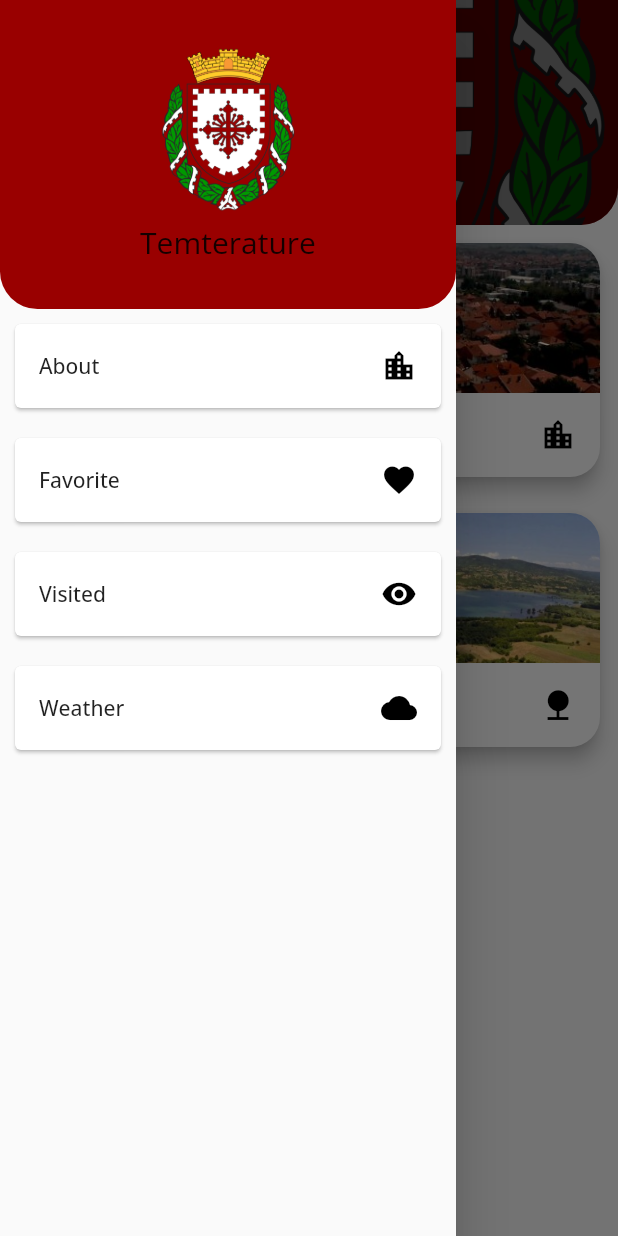
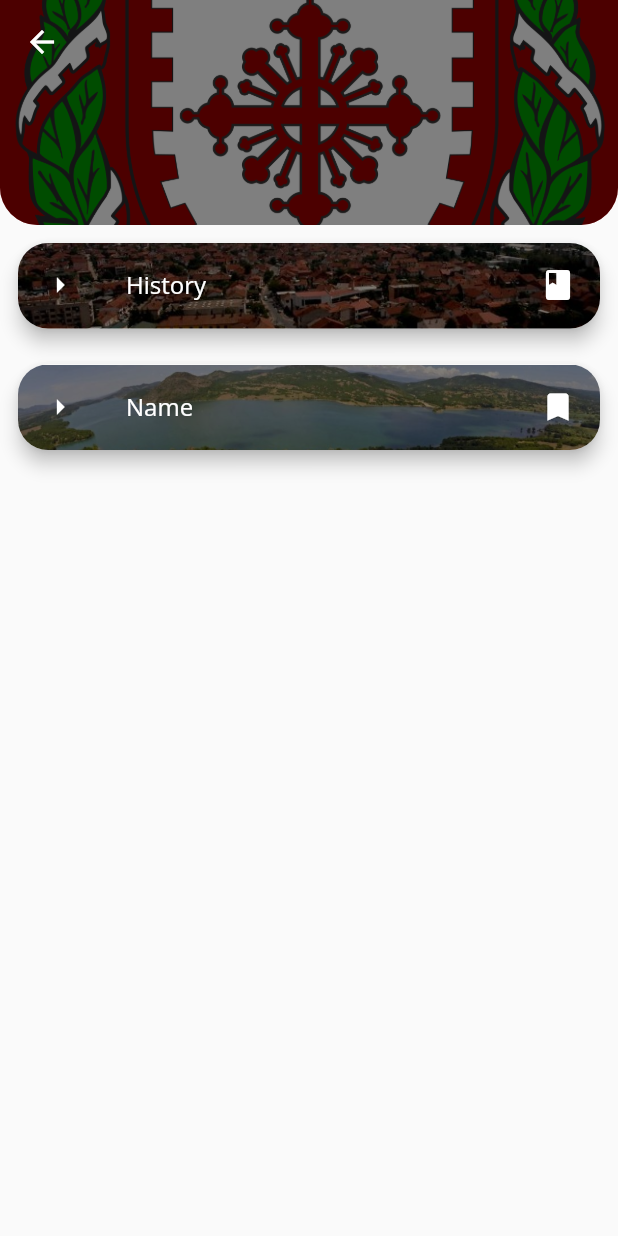
Before and after one commit to Kircoo/RadovisTour, a Flutter app: the screen it shows after launch, after a tap on the "menu" icon, after a tap on "What to visit", on a phone screen of 412 x 824 dp. Run offline on Flutter 3.47's test engine with Material 2 defaults, Android fonts, the light colour scheme and no system bars; our stand-ins replace google_fonts.

Commit message:
about section

```diff
--- /dev/null
+++ b/lib/data/about_list.dart
@@ -0,0 +1,19 @@
+import 'package:flutter/material.dart';
+import 'package:radovis_tour/models/about_model.dart';
+
+final List<About> aboutList = [
+  About(
+    id: 'a1',
+    name: 'History',
+    desc: 'This is a test history',
+    image: 'assets/images/categories/panorama.jpg',
+    icon: Icons.book,
+  ),
+  About(
+    id: 'a2',
+    name: 'Name',
+    desc: 'This is a test name',
+    image: 'assets/images/categories/lake.jpg',
+    icon: Icons.bookmark,
+  ),
+];
--- a/lib/helpers/drawer_widget.dart
+++ b/lib/helpers/drawer_widget.dart
@@ -1,4 +1,5 @@
 import 'package:flutter/material.dart';
+import 'package:radovis_tour/widgets/about/about_screen.dart';
 
 class AppDrawer extends StatefulWidget {
   @override
@@ -12,6 +13,15 @@ class _AppDrawerState extends State<AppDrawer> {
       child: GestureDetector(
         onTap: function,
         child: Card(
+          elevation: 5,
+          shape: RoundedRectangleBorder(
+            side: BorderSide(
+              color: Theme.of(context).primaryColor.withOpacity(0.2),
+            ),
+            borderRadius: BorderRadius.all(
+              Radius.circular(20),
+            ),
+          ),
           child: ListTile(
             title: Text(name),
             trailing: Icon(
@@ -67,7 +77,9 @@ class _AppDrawerState extends State<AppDrawer> {
                   children: [
                     _cardBuilder(
                       'About',
-                      () {},
+                      () {
+                        Navigator.of(context).pushNamed(AboutScreen.routeName);
+                      },
                       Icons.location_city,
                     ),
                     _cardBuilder(
--- a/lib/main.dart
+++ b/lib/main.dart
@@ -1,5 +1,7 @@
 import 'package:flutter/material.dart';
 import 'package:google_fonts/google_fonts.dart';
+import 'package:radovis_tour/widgets/about/about_screen.dart';
+import 'package:radovis_tour/widgets/aboutitems/aboutitem_screen.dart';
 import 'package:radovis_tour/widgets/categories/categories_screen.dart';
 import 'package:radovis_tour/helpers/custom_page_route.dart';
 import 'package:radovis_tour/widgets/subcategories/subcategories_screen.dart';
@@ -32,6 +34,8 @@ class MyApp extends StatelessWidget {
         CategoriesScreen.routeName: (ctx) => CategoriesScreen(),
         SubCategoriesScreen.routeName: (ctx) => SubCategoriesScreen(),
         SubItemScreen.routeName: (ctx) => SubItemScreen(),
+        AboutScreen.routeName: (ctx) => AboutScreen(),
+        AboutItemScreen.routeName: (ctx) => AboutItemScreen(),
       },
     );
   }
--- /dev/null
+++ b/lib/widgets/about/about_bar.dart
@@ -0,0 +1,40 @@
+import 'package:flutter/material.dart';
+
+class AboutBar extends StatefulWidget {
+  @override
+  _AboutBarState createState() => _AboutBarState();
+}
+
+class _AboutBarState extends State<AboutBar> {
+  @override
+  Widget build(BuildContext context) {
+    return SliverAppBar(
+      backgroundColor: Colors.transparent,
+      pinned: true,
+      flexibleSpace: Stack(
+        children: [
+          Container(
+            decoration: BoxDecoration(
+              color: Theme.of(context).primaryColor,
+              borderRadius: BorderRadius.only(
+                bottomRight: Radius.circular(25),
+                bottomLeft: Radius.circular(25),
+              ),
+              image: DecorationImage(
+                image: AssetImage(
+                  'assets/images/radovislogo.png',
+                ),
+                colorFilter: ColorFilter.mode(
+                  Colors.black.withOpacity(0.5),
+                  BlendMode.darken,
+                ),
+                fit: BoxFit.cover,
+              ),
+            ),
+          ),
+        ],
+      ),
+      expandedHeight: 150,
+    );
+  }
+}
--- /dev/null
+++ b/lib/widgets/about/about_body.dart
@@ -0,0 +1,84 @@
+import 'package:flutter/material.dart';
+import 'package:radovis_tour/data/about_list.dart';
+import 'package:radovis_tour/widgets/aboutitems/aboutitem_screen.dart';
+
+class AboutBody extends StatefulWidget {
+  @override
+  _AboutBodyState createState() => _AboutBodyState();
+}
+
+class _AboutBodyState extends State<AboutBody> {
+  @override
+  Widget build(BuildContext context) {
+    return SliverList(
+      delegate: SliverChildBuilderDelegate(
+        (ctx, index) => Padding(
+          padding: const EdgeInsets.all(8.0),
+          child: Container(
+            height: 65,
+            decoration: BoxDecoration(
+              borderRadius: BorderRadius.all(
+                Radius.circular(20),
+              ),
+            ),
+            child: GestureDetector(
+              onTap: () {
+                Navigator.of(context).pushNamed(AboutItemScreen.routeName,
+                    arguments: aboutList[index].id);
+              },
+              child: Card(
+                elevation: 5,
+                shape: RoundedRectangleBorder(
+                  borderRadius: BorderRadius.all(
+                    Radius.circular(20),
+                  ),
+                ),
+                child: Stack(
+                  children: [
+                    Hero(
+                      tag: aboutList[index].id,
+                      child: Container(
+                        decoration: BoxDecoration(
+                          borderRadius: BorderRadius.all(
+                            Radius.circular(20),
+                          ),
+                          image: DecorationImage(
+                            colorFilter: ColorFilter.mode(
+                              Colors.black.withOpacity(0.5),
+                              BlendMode.darken,
+                            ),
+                            image: AssetImage(
+                              aboutList[index].image,
+                            ),
+                            fit: BoxFit.cover,
+                          ),
+                        ),
+                      ),
+                    ),
+                    ListTile(
+                      leading: Icon(
+                        Icons.arrow_right,
+                        color: Colors.white,
+                      ),
+                      title: Text(
+                        aboutList[index].name,
+                        style: TextStyle(
+                          color: Colors.white,
+                        ),
+                      ),
+                      trailing: Icon(
+                        aboutList[index].icon,
+                        color: Colors.white,
+                      ),
+                    ),
+                  ],
+                ),
+              ),
+            ),
+          ),
+        ),
+        childCount: aboutList.length,
+      ),
+    );
+  }
+}
--- /dev/null
+++ b/lib/widgets/about/about_screen.dart
@@ -0,0 +1,26 @@
+import 'package:flutter/material.dart';
+import 'package:radovis_tour/widgets/about/about_bar.dart';
+import 'package:radovis_tour/widgets/about/about_body.dart';
+
+class AboutScreen extends StatefulWidget {
+  static const routeName = '/aboutScreen';
+
+  @override
+  _AboutScreenState createState() => _AboutScreenState();
+}
+
+class _AboutScreenState extends State<AboutScreen> {
+  @override
+  Widget build(BuildContext context) {
+    return SafeArea(
+      child: Scaffold(
+        body: CustomScrollView(
+          slivers: [
+            AboutBar(),
+            AboutBody(),
+          ],
+        ),
+      ),
+    );
+  }
+}
```
Also changed, not shown: lib/models/about_model.dart (added, +17 -0 lines), lib/widgets/aboutitems/aboutitem_bar.dart (added, +62 -0 lines), lib/widgets/aboutitems/aboutitem_body.dart (added, +36 -0 lines), lib/widgets/aboutitems/aboutitem_screen.dart (added, +26 -0 lines).
